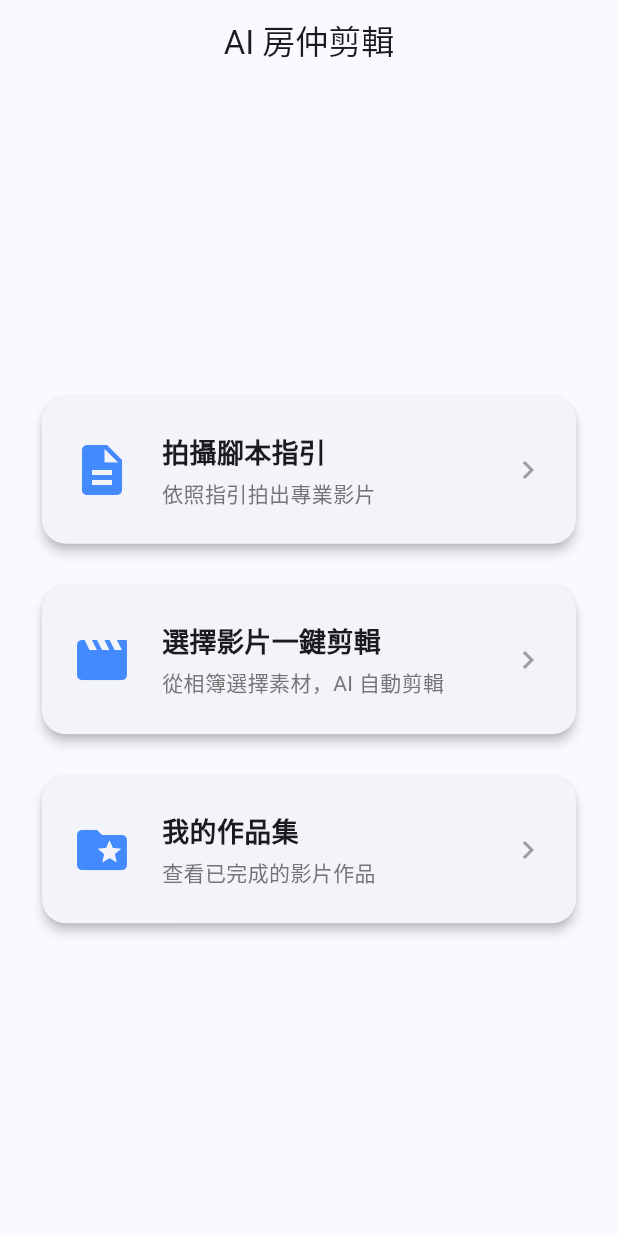
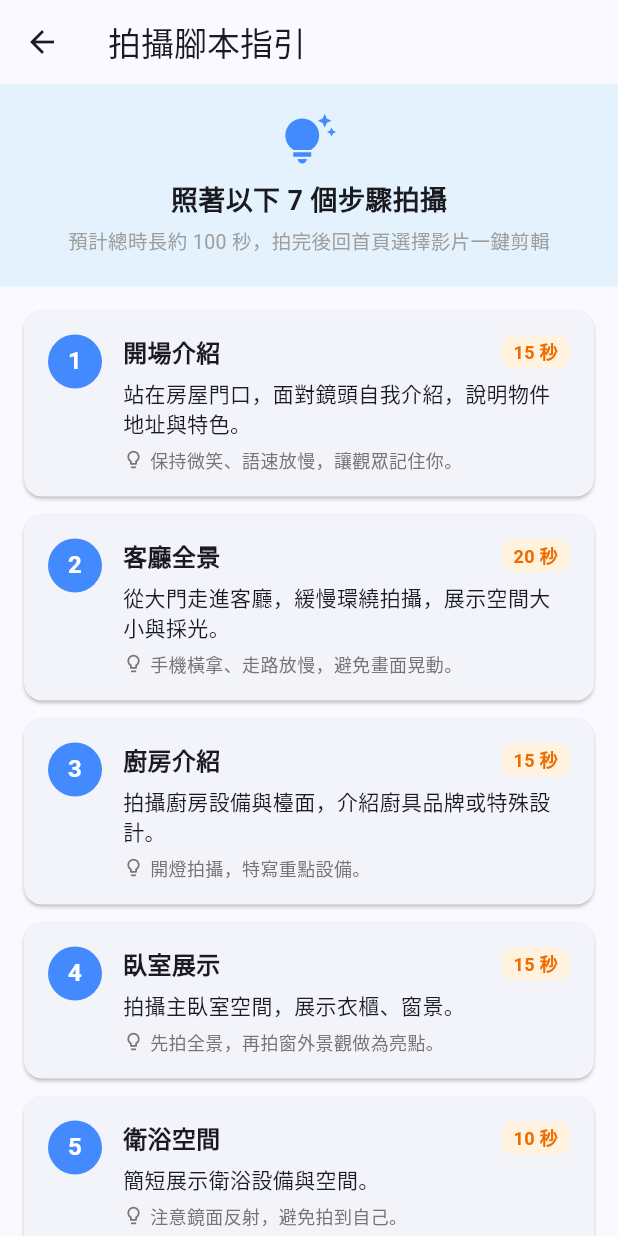
Before and after one commit to chiang53610-droid/Realestate-Editor, a Flutter app: the screen it shows after launch, after a tap on "拍攝腳本指引", on a phone screen of 412 x 824 dp. Run offline on Flutter 3.47's test engine with Material 3 defaults, Android fonts, the phone set to English and light mode, and no system bars; our stand-ins replace image_picker, video_player.

Commit message:
Add script guide screen and connect all home screen entries
- Script guide with 7 shooting steps for real estate agents
- All 3 home screen cards now navigate to their respective pages

Co-Authored-By: Claude Opus 4.6 <noreply@anthropic.com>

```diff
--- a/lib/screens/home_screen.dart
+++ b/lib/screens/home_screen.dart
@@ -1,6 +1,7 @@
 import 'package:flutter/material.dart';
 import 'pick_video_screen.dart';
 import 'portfolio_screen.dart';
+import 'script_guide_screen.dart';
 
 class HomeScreen extends StatelessWidget {
   const HomeScreen({super.key});
@@ -25,7 +26,10 @@ class HomeScreen extends StatelessWidget {
               title: '拍攝腳本指引',
               subtitle: '依照指引拍出專業影片',
               onTap: () {
-                // 之後會連到腳本指引頁面
+                Navigator.push(
+                  context,
+                  MaterialPageRoute(builder: (context) => const ScriptGuideScreen()),
+                );
               },
             ),
             const SizedBox(height: 20),
--- /dev/null
+++ b/lib/screens/script_guide_screen.dart
@@ -0,0 +1,187 @@
+import 'package:flutter/material.dart';
+
+class ScriptGuideScreen extends StatelessWidget {
+  const ScriptGuideScreen({super.key});
+
+  // 預設的拍攝腳本步驟
+  static const List<Map<String, String>> _steps = [
+    {
+      'title': '開場介紹',
+      'duration': '15 秒',
+      'description': '站在房屋門口，面對鏡頭自我介紹，說明物件地址與特色。',
+      'tip': '保持微笑、語速放慢，讓觀眾記住你。',
+    },
+    {
+      'title': '客廳全景',
+      'duration': '20 秒',
+      'description': '從大門走進客廳，緩慢環繞拍攝，展示空間大小與採光。',
+      'tip': '手機橫拿、走路放慢，避免畫面晃動。',
+    },
+    {
+      'title': '廚房介紹',
+      'duration': '15 秒',
+      'description': '拍攝廚房設備與檯面，介紹廚具品牌或特殊設計。',
+      'tip': '開燈拍攝，特寫重點設備。',
+    },
+    {
+      'title': '臥室展示',
+      'duration': '15 秒',
+      'description': '拍攝主臥室空間，展示衣櫃、窗景。',
+      'tip': '先拍全景，再拍窗外景觀做為亮點。',
+    },
+    {
+      'title': '衛浴空間',
+      'duration': '10 秒',
+      'description': '簡短展示衛浴設備與空間。',
+      'tip': '注意鏡面反射，避免拍到自己。',
+    },
+    {
+      'title': '陽台 / 景觀',
+      'duration': '15 秒',
+      'description': '走到陽台拍攝戶外景觀，強調周邊環境優勢。',
+      'tip': '白天拍攝效果最好，展示遠景。',
+    },
+    {
+      'title': '結尾呼籲',
+      'duration': '10 秒',
+      'description': '面對鏡頭做結尾，邀請觀眾預約看房，提供聯絡方式。',
+      'tip': '語氣親切有力，搭配 App 自動生成的名片片尾。',
+    },
+  ];
+
+  @override
+  Widget build(BuildContext context) {
+    return Scaffold(
+      appBar: AppBar(
+        title: const Text('拍攝腳本指引'),
+      ),
+      body: Column(
+        children: [
+          // 頂部說明
+          Container(
+            width: double.infinity,
+            padding: const EdgeInsets.all(20),
+            color: Colors.blue[50],
+            child: const Column(
+              children: [
+                Icon(Icons.tips_and_updates, size: 36, color: Colors.blueAccent),
+                SizedBox(height: 8),
+                Text(
+                  '照著以下 7 個步驟拍攝',
+                  style: TextStyle(fontSize: 18, fontWeight: FontWeight.bold),
+                ),
+                SizedBox(height: 4),
+                Text(
+                  '預計總時長約 100 秒，拍完後回首頁選擇影片一鍵剪輯',
+                  style: TextStyle(fontSize: 13, color: Colors.grey),
+                ),
+              ],
+            ),
+          ),
+
+          // 步驟列表
+          Expanded(
+            child: ListView.builder(
+              padding: const EdgeInsets.all(16),
+              itemCount: _steps.length,
+              itemBuilder: (context, index) {
+                final step = _steps[index];
+                return _buildStepCard(index + 1, step);
+              },
+            ),
+          ),
+        ],
+      ),
+    );
+  }
+
+  Widget _buildStepCard(int number, Map<String, String> step) {
+    return Card(
+      margin: const EdgeInsets.only(bottom: 12),
+      shape: RoundedRectangleBorder(borderRadius: BorderRadius.circular(12)),
+      child: Padding(
+        padding: const EdgeInsets.all(16),
+        child: Row(
+          crossAxisAlignment: CrossAxisAlignment.start,
+          children: [
+            // 左邊的步驟編號圓圈
+            CircleAvatar(
+              backgroundColor: Colors.blueAccent,
+              radius: 18,
+              child: Text(
+                '$number',
+                style: const TextStyle(
+                  color: Colors.white,
+                  fontWeight: FontWeight.bold,
+                ),
+              ),
+            ),
+            const SizedBox(width: 14),
+
+            // 右邊的內容
+            Expanded(
+              child: Column(
+                crossAxisAlignment: CrossAxisAlignment.start,
+                children: [
+                  // 標題 + 建議秒數
+                  Row(
+                    children: [
+                      Text(
+                        step['title']!,
+                        style: const TextStyle(
+                          fontSize: 16,
+                          fontWeight: FontWeight.bold,
+                        ),
+                      ),
+                      const Spacer(),
+                      Container(
+                        padding: const EdgeInsets.symmetric(
+                          horizontal: 8,
+                          vertical: 2,
+                        ),
+                        decoration: BoxDecoration(
+                          color: Colors.orange[50],
+                          borderRadius: BorderRadius.circular(8),
+                        ),
+                        child: Text(
+                          step['duration']!,
+                          style: TextStyle(
+                            fontSize: 12,
+                            color: Colors.orange[800],
+                            fontWeight: FontWeight.bold,
+                          ),
+                        ),
+                      ),
+                    ],
+                  ),
+                  const SizedBox(height: 6),
+
+                  // 說明文字
+                  Text(
+                    step['description']!,
+                    style: const TextStyle(fontSize: 14),
+                  ),
+                  const SizedBox(height: 6),
+
+                  // 小提示
+                  Row(
+                    children: [
+                      Icon(Icons.lightbulb_outline, size: 14, color: Colors.grey[600]),
+                      const SizedBox(width: 4),
+                      Expanded(
+                        child: Text(
+                          step['tip']!,
+                          style: TextStyle(fontSize: 12, color: Colors.grey[600]),
+                        ),
+                      ),
+                    ],
+                  ),
+                ],
+              ),
+            ),
+          ],
+        ),
+      ),
+    );
+  }
+}
```
